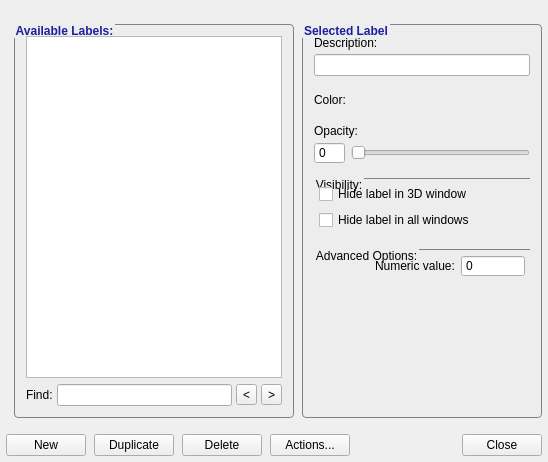
Qt form GUI/Qt/Windows/LabelEditorDialog.ui (pyushkevich/itksnap) before a commit.
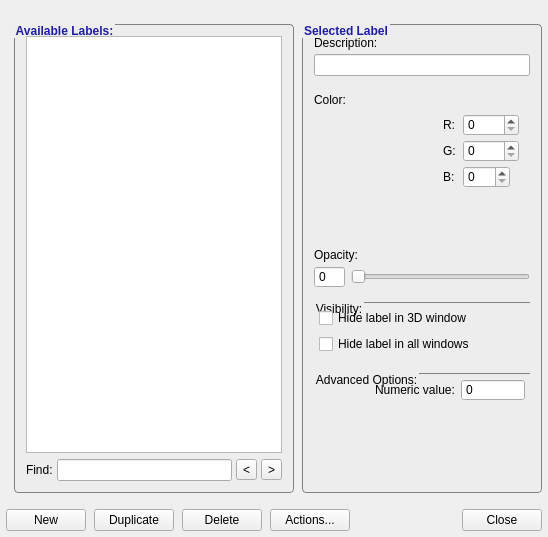
The same form after that commit. Custom widgets are drawn as their Qt base class.

Commit message: Added a colorwheel to allow fast editing of label colors

```diff
--- a/GUI/Qt/Windows/LabelEditorDialog.ui
+++ b/GUI/Qt/Windows/LabelEditorDialog.ui
@@ -7,7 +7,7 @@
     <x>0</x>
     <y>0</y>
     <width>548</width>
-    <height>462</height>
+    <height>537</height>
    </rect>
   </property>
   <property name="windowTitle">
@@ -191,8 +191,131 @@
            </property>
           </spacer>
          </item>
-         <item>
-          <widget class="QColorButtonWidget" name="btnLabelColor" native="true"/>
+        </layout>
+       </widget>
+      </item>
+      <item>
+       <widget class="QWidget" name="widget_6" native="true">
+        <property name="minimumSize">
+         <size>
+          <width>0</width>
+          <height>100</height>
+         </size>
+        </property>
+        <layout class="QGridLayout" name="gridLayout_3" columnstretch="0,1,0,0,0">
+         <property name="margin">
+          <number>0</number>
+         </property>
+         <property name="spacing">
+          <number>4</number>
+         </property>
+         <item row="3" column="2" colspan="2">
+          <widget class="QColorButtonWidget" name="btnLabelColor" native="true">
+           <property name="minimumSize">
+            <size>
+             <width>60</width>
+             <height>20</height>
+            </size>
+           </property>
+          </widget>
+         </item>
+         <item row="0" column="3" colspan="2">
+          <widget class="QSpinBox" name="inRed">
+           <property name="maximumSize">
+            <size>
+             <width>56</width>
+             <height>16777215</height>
+            </size>
+           </property>
+           <property name="maximum">
+            <number>255</number>
+           </property>
+          </widget>
+         </item>
+         <item row="2" column="2">
+          <widget class="QLabel" name="label_8">
+           <property name="text">
+            <string>B:</string>
+           </property>
+          </widget>
+         </item>
+         <item row="0" column="2">
+          <widget class="QLabel" name="label_6">
+           <property name="text">
+            <string>R:</string>
+           </property>
+          </widget>
+         </item>
+         <item row="2" column="3">
+          <widget class="QSpinBox" name="inBlue">
+           <property name="maximumSize">
+            <size>
+             <width>56</width>
+             <height>16777215</height>
+            </size>
+           </property>
+           <property name="maximum">
+            <number>255</number>
+           </property>
+          </widget>
+         </item>
+         <item row="0" column="0" rowspan="5">
+          <widget class="ColorWheel" name="inColorWheel" native="true">
+           <property name="sizePolicy">
+            <sizepolicy hsizetype="Fixed" vsizetype="Fixed">
+             <horstretch>0</horstretch>
+             <verstretch>0</verstretch>
+            </sizepolicy>
+           </property>
+           <property name="minimumSize">
+            <size>
+             <width>120</width>
+             <height>120</height>
+            </size>
+           </property>
+           <property name="maximumSize">
+            <size>
+             <width>120</width>
+             <height>120</height>
+            </size>
+           </property>
+          </widget>
+         </item>
+         <item row="1" column="2">
+          <widget class="QLabel" name="label_7">
+           <property name="text">
+            <string>G:</string>
+           </property>
+          </widget>
+         </item>
+         <item row="1" column="3" colspan="2">
+          <widget class="QSpinBox" name="inGreen">
+           <property name="maximumSize">
+            <size>
+             <width>56</width>
+             <height>16777215</height>
+            </size>
+           </property>
+           <property name="maximum">
+            <number>255</number>
+           </property>
+          </widget>
+         </item>
+         <item row="1" column="1">
+          <spacer name="horizontalSpacer_4">
+           <property name="orientation">
+            <enum>Qt::Horizontal</enum>
+           </property>
+           <property name="sizeType">
+            <enum>QSizePolicy::Fixed</enum>
+           </property>
+           <property name="sizeHint" stdset="0">
+            <size>
+             <width>5</width>
+             <height>20</height>
+            </size>
+           </property>
+          </spacer>
          </item>
         </layout>
        </widget>
@@ -419,7 +542,7 @@
         <property name="sizeHint" stdset="0">
          <size>
           <width>20</width>
-          <height>40</height>
+          <height>5</height>
          </size>
         </property>
        </spacer>
@@ -494,6 +617,12 @@
    <header>QColorButtonWidget.h</header>
    <container>1</container>
   </customwidget>
+  <customwidget>
+   <class>ColorWheel</class>
+   <extends>QWidget</extends>
+   <header>ColorWheel.h</header>
+   <container>1</container>
+  </customwidget>
  </customwidgets>
  <resources/>
  <connections/>
```
The commit also changes 23 other files.
